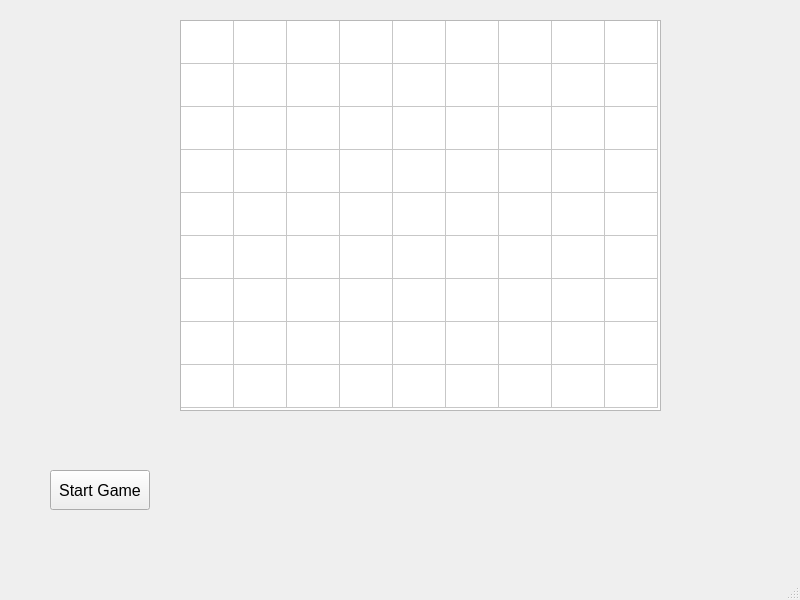
This is sudoku/mainwindow.ui in pillon33/sudoku-cpp as Qt 5 draws it before an edit. The edited form follows.
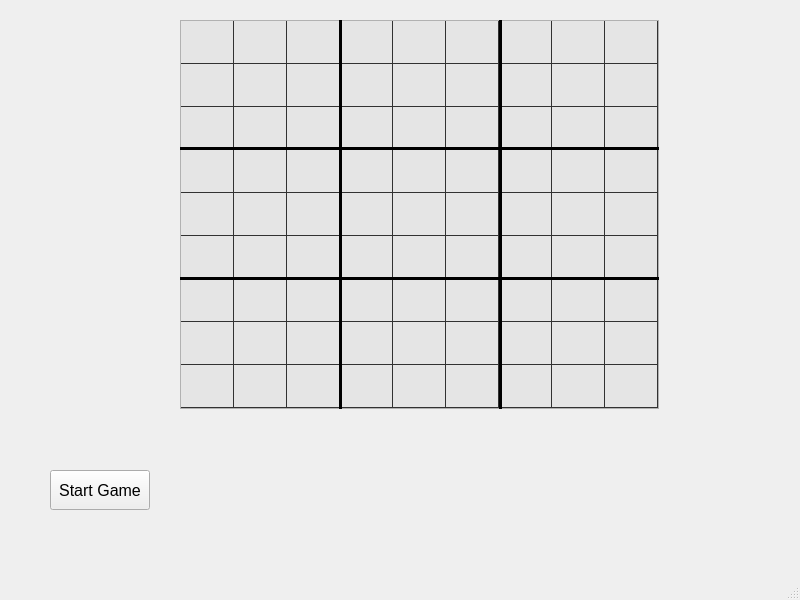
This is the edited form.

Patch:
```diff
--- a/sudoku/mainwindow.ui
+++ b/sudoku/mainwindow.ui
@@ -32,24 +32,62 @@
      <string>Start Game</string>
     </property>
    </widget>
-   <widget class="QWidget" name="gridLayoutWidget">
+   <widget class="QWidget" name="horizontalLayoutWidget">
     <property name="geometry">
      <rect>
       <x>180</x>
-      <y>20</y>
+      <y>450</y>
       <width>481</width>
-      <height>391</height>
+      <height>81</height>
      </rect>
     </property>
-    <layout class="QGridLayout" name="board">
-     <item row="0" column="0">
-      <widget class="QTableWidget" name="tableWidget">
+    <layout class="QHBoxLayout" name="numberList">
+     <property name="spacing">
+      <number>6</number>
+     </property>
+    </layout>
+   </widget>
+   <widget class="QTableWidget" name="grid">
+    <property name="geometry">
+     <rect>
+      <x>180</x>
+      <y>20</y>
+      <width>479</width>
+      <height>389</height>
+     </rect>
+    </property>
        <property name="minimumSize">
         <size>
          <width>0</width>
          <height>0</height>
         </size>
        </property>
+    <property name="acceptDrops">
+     <bool>false</bool>
+    </property>
+    <property name="styleSheet">
+     <string notr="true">background-color: rgb(229, 229, 229);
+gridline-color: rgb(50, 50, 50);
+border-color: rgb(30, 30, 30);</string>
+    </property>
+    <property name="lineWidth">
+     <number>1</number>
+    </property>
+    <property name="midLineWidth">
+     <number>0</number>
+    </property>
+    <property name="editTriggers">
+     <set>QAbstractItemView::NoEditTriggers</set>
+    </property>
+    <property name="dragDropOverwriteMode">
+     <bool>false</bool>
+    </property>
+    <property name="selectionMode">
+     <enum>QAbstractItemView::SingleSelection</enum>
+    </property>
+    <property name="textElideMode">
+     <enum>Qt::ElideMiddle</enum>
+    </property>
        <property name="rowCount">
         <number>9</number>
        </property>
@@ -90,24 +128,89 @@
        <column/>
        <column/>
       </widget>
-     </item>
-    </layout>
+   <widget class="Line" name="line">
+    <property name="geometry">
+     <rect>
+      <x>180</x>
+      <y>140</y>
+      <width>479</width>
+      <height>16</height>
+     </rect>
+    </property>
+    <property name="frameShadow">
+     <enum>QFrame::Plain</enum>
+    </property>
+    <property name="lineWidth">
+     <number>3</number>
+    </property>
+    <property name="orientation">
+     <enum>Qt::Horizontal</enum>
+    </property>
    </widget>
-   <widget class="QWidget" name="horizontalLayoutWidget">
+   <widget class="Line" name="line_2">
     <property name="geometry">
      <rect>
       <x>180</x>
-      <y>440</y>
-      <width>481</width>
-      <height>81</height>
+      <y>270</y>
+      <width>479</width>
+      <height>16</height>
      </rect>
     </property>
-    <layout class="QHBoxLayout" name="numberList">
-     <property name="spacing">
-      <number>6</number>
-     </property>
-    </layout>
+    <property name="frameShadow">
+     <enum>QFrame::Plain</enum>
+    </property>
+    <property name="lineWidth">
+     <number>3</number>
+    </property>
+    <property name="orientation">
+     <enum>Qt::Horizontal</enum>
+    </property>
    </widget>
+   <widget class="Line" name="line_3">
+    <property name="geometry">
+     <rect>
+      <x>330</x>
+      <y>20</y>
+      <width>20</width>
+      <height>389</height>
+     </rect>
+    </property>
+    <property name="frameShadow">
+     <enum>QFrame::Plain</enum>
+    </property>
+    <property name="lineWidth">
+     <number>3</number>
+    </property>
+    <property name="orientation">
+     <enum>Qt::Vertical</enum>
+    </property>
+   </widget>
+   <widget class="Line" name="line_4">
+    <property name="geometry">
+     <rect>
+      <x>490</x>
+      <y>20</y>
+      <width>20</width>
+      <height>389</height>
+     </rect>
+    </property>
+    <property name="frameShadow">
+     <enum>QFrame::Plain</enum>
+    </property>
+    <property name="lineWidth">
+     <number>3</number>
+    </property>
+    <property name="orientation">
+     <enum>Qt::Vertical</enum>
+    </property>
+   </widget>
+   <zorder>grid</zorder>
+   <zorder>startGameButton</zorder>
+   <zorder>horizontalLayoutWidget</zorder>
+   <zorder>line</zorder>
+   <zorder>line_2</zorder>
+   <zorder>line_3</zorder>
+   <zorder>line_4</zorder>
   </widget>
   <widget class="QMenuBar" name="menubar">
    <property name="geometry">
```
Lines whose indentation alone changed are shown as unchanged.
